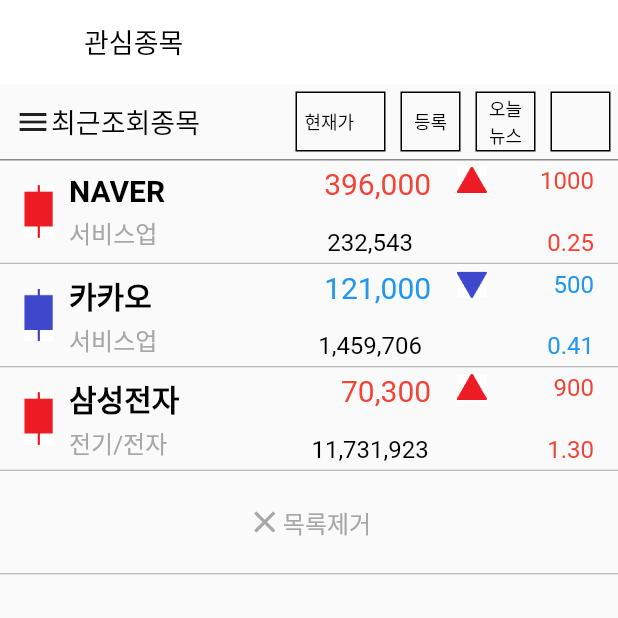
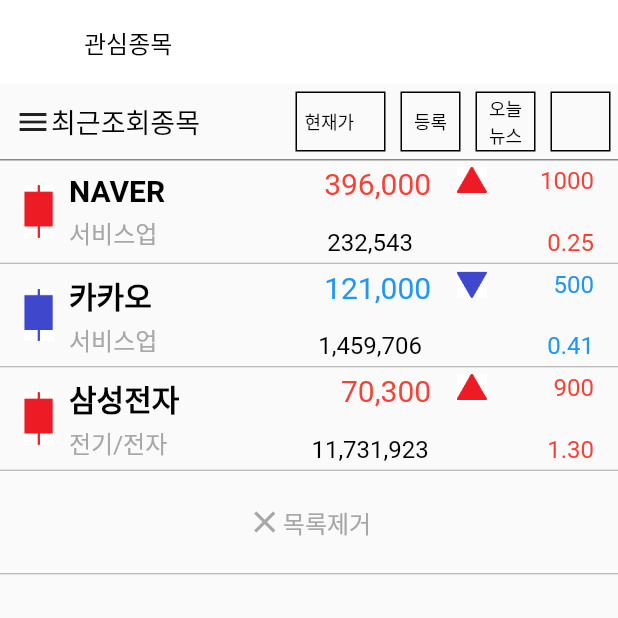
Before and after one commit to nadsi96/flutter_cloneCoding, a Flutter app: the screen it shows after launch, on a phone screen of 412 x 824 dp, the top half of it. Run offline on Flutter 3.47's test engine with Material 2 defaults, Android fonts, the phone set to English and light mode, and no system bars; our stand-ins replace get, webview_flutter; missing offline and left inert: aligned_dialog, linked_scroll_controller.

Commit message:
commons에 AppBar 추가 타이틀, actions 입력으로 생성

```diff
--- a/lib/commons/commons.dart
+++ b/lib/commons/commons.dart
@@ -1,9 +1,13 @@
 import 'package:flutter/material.dart';
 import 'package:flutter_prac_jongmock/colors.dart';
+import 'package:flutter_prac_jongmock/controllers/tab_page_controller.dart';
 import 'package:flutter_prac_jongmock/stock_data.dart';
 import 'package:flutter_prac_jongmock/util.dart';
+import 'package:get/get.dart';
 
-Widget stockInfo(Stock stock){
+import 'buttons/widget_button.dart';
+
+Widget stockInfo(Stock stock) {
   Color fontColor = getColorWithSign(stock.sign);
 
   return Container(
@@ -13,26 +17,33 @@ Widget stockInfo(Stock stock){
     child: Row(
       children: [
         Container(
-          alignment: Alignment.center,
-          margin: const EdgeInsets.only(left: 10, right: 20),
-          child: Image.asset(getGraphImgPathWithSign(stock.sign), height: 30, fit: BoxFit.fitHeight,)
-        ),
+            alignment: Alignment.center,
+            margin: const EdgeInsets.only(left: 10, right: 20),
+            child: Image.asset(
+              getGraphImgPathWithSign(stock.sign),
+              height: 30,
+              fit: BoxFit.fitHeight,
+            )),
         Expanded(
-          child: Text(formatStringComma(stock.price), style: TextStyle(fontSize: 28, color: fontColor))
-        ),
+            child: Text(formatStringComma(stock.price),
+                style: TextStyle(fontSize: 28, color: fontColor))),
         Expanded(
           child: Column(
             mainAxisAlignment: MainAxisAlignment.center,
             crossAxisAlignment: CrossAxisAlignment.end,
-            children:[
+            children: [
               Row(
                 mainAxisAlignment: MainAxisAlignment.spaceBetween,
                 children: [
                   getIconWithSign(stock.sign) ?? const Spacer(),
-                  Text(formatStringComma(stock.dist), style: TextStyle(fontSize: 14, color: fontColor))
+                  Text(formatStringComma(stock.dist),
+                      style: TextStyle(fontSize: 14, color: fontColor))
                 ],
               ),
-              Text('${formatStringComma(stock.count)}주', style: const TextStyle(fontSize: 14, color: BLACK),),
+              Text(
+                '${formatStringComma(stock.count)}주',
+                style: const TextStyle(fontSize: 14, color: BLACK),
+              ),
             ],
           ),
         ),
@@ -41,7 +52,8 @@ Widget stockInfo(Stock stock){
             mainAxisAlignment: MainAxisAlignment.end,
             crossAxisAlignment: CrossAxisAlignment.end,
             children: [
-              Text(stock.getDrate(), style: TextStyle(fontSize: 26, color: fontColor)),
+              Text(stock.getDrate(),
+                  style: TextStyle(fontSize: 26, color: fontColor)),
               Text(' %', style: TextStyle(fontSize: 16, color: fontColor)),
             ],
           ),
@@ -50,3 +62,41 @@ Widget stockInfo(Stock stock){
     ),
   );
 }
+
+AppBar topBar({required String title, List<Widget>? actions, bool bottomSeparate=false}) {
+  final pageController = Get.find<TabPageController>();
+  return AppBar(
+    leading: Obx(() {
+      return (pageController.pageStackCnt.value > 1)
+          ? InkWell(
+              splashColor: TRANSPARENT,
+              onTap: () {
+                pageController.backToPage();
+                if (pageController.title.value != title) {
+                  Get.back();
+                }
+              },
+              child: const TitleBarBackButton(),
+            )
+          : Container();
+    }),
+    titleSpacing: 0,
+    title: Text(
+      title,
+      style: const TextStyle(
+          fontSize: TITLEBAR_FONTSIZE,
+          color: BLACK,
+          fontWeight: FontWeight.normal),
+    ),
+    actions: actions,
+    shadowColor: TRANSPARENT,
+    backgroundColor: WHITE,
+    bottom: (bottomSeparate) ? PreferredSize(
+      preferredSize: const Size.fromHeight(2),
+      child: Container(
+        color: LIGHTGRAY,
+        height: 2,
+      ),
+    ) : null,
+  );
+}
--- a/lib/interest_page/getx_page_interest.dart
+++ b/lib/interest_page/getx_page_interest.dart
@@ -1,6 +1,7 @@
 import 'package:flutter/material.dart';
 import 'package:flutter_prac_jongmock/commons/buttons/widget_button.dart';
 import 'package:flutter_prac_jongmock/colors.dart';
+import 'package:flutter_prac_jongmock/commons/commons.dart';
 import 'package:flutter_prac_jongmock/controllers/tab_page_controller.dart';
 import 'package:flutter_prac_jongmock/divider.dart';
 import 'package:get/get.dart';
@@ -17,22 +18,7 @@ class JongmockPage extends StatelessWidget {
   @override
   Widget build(BuildContext context) {
     return Scaffold(
-        appBar: AppBar(
-          backgroundColor: WHITE,
-          titleSpacing: 0,
-          leading: Obx((){
-            return (pageController.pageStackCnt.value > 1)
-                ? InkWell(
-                onTap: () {
-                  pageController.backToPage();
-                },
-                child: TitleBarBackButton())
-                : Container(width: 0);
-          }),
-          title: Text(pageController.title.value,
-              style: const TextStyle(color: BLACK, fontSize: 18)),
-          shadowColor: TRANSPARENT,
-        ),
+        appBar: topBar(title: '관심종목'),
         body: SafeArea(
             child: Column(children: [
               TopButtons(), // 상단 버튼(최근조회종목, 현재가, 등록, 오늘뉴스, 그래프 버튼
--- a/lib/stock_order_page/page_stock_order.dart
+++ b/lib/stock_order_page/page_stock_order.dart
@@ -13,6 +13,7 @@ class StockOrder extends StatelessWidget {
   @override
   Widget build(BuildContext context) {
     return Scaffold(
+      appBar: topBar(title: '주식주문'),
       body: Column(
         children: [stockInfo(mainController.getSelectedStockData())],
       ),
```
Also changed, not shown: lib/my_page/my_page.dart (+7 -34 lines), lib/present_price/present_price.dart (+11 -26 lines).
